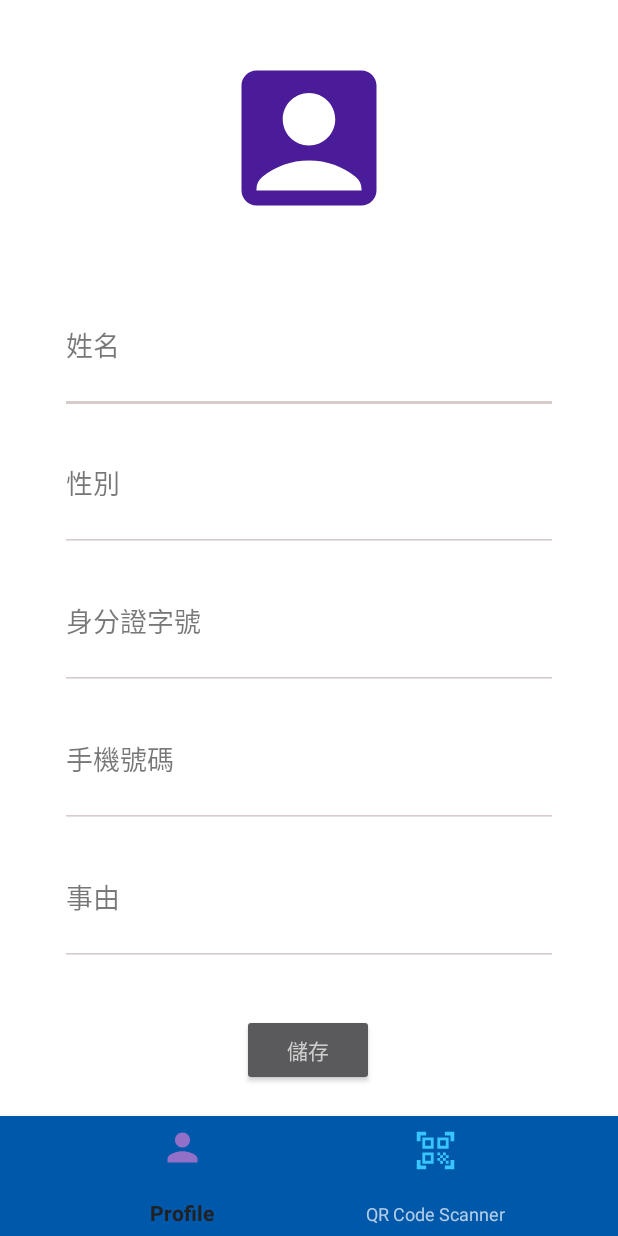
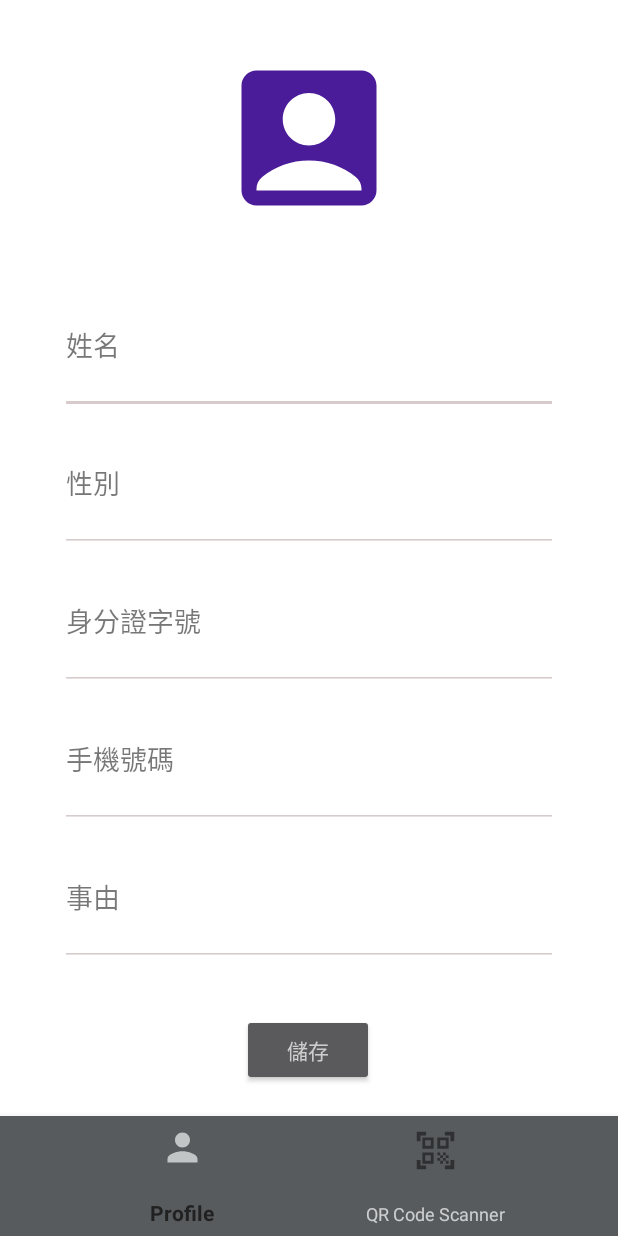
Before and after one commit to whitestorm2346/iBeaconGate, an Android app built with Jetpack Compose: the screen it shows after launch (MainActivity), on a phone screen of 412 x 824 dp. Run offline under Robolectric (Android 15) with nearby library versions, the phone set to English and light mode, and no system bars.

Commit message:
Modified the color of the navbar

```diff
--- a/app/src/main/res/values/colors.xml
+++ b/app/src/main/res/values/colors.xml
@@ -3,11 +3,11 @@
     <color name="black">#000000</color>
     <color name="white">#FFFFFF</color>
 
-    <color name="primary">#37C6FF</color>
+    <color name="primary">#2F3032</color>
     <color name="primaryLight">#C9F7FF</color>
-    <color name="primaryDark">#0058AB</color>
+    <color name="primaryDark">#585B5E</color>
 
-    <color name="secondary">#9370C8</color>
+    <color name="secondary">#C2C5C6</color>
     <color name="secondaryLight">#FBEAFF</color>
     <color name="secondaryDark">#28115D</color>
 </resources>
```
